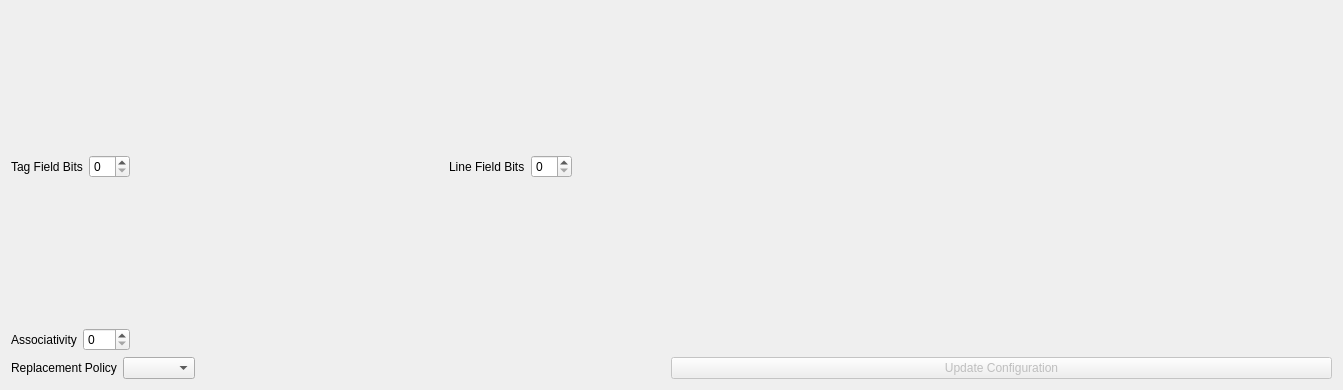
Old version of the form pep9asm/cacheconfig.ui in the repository StanWarford/pep9suite.
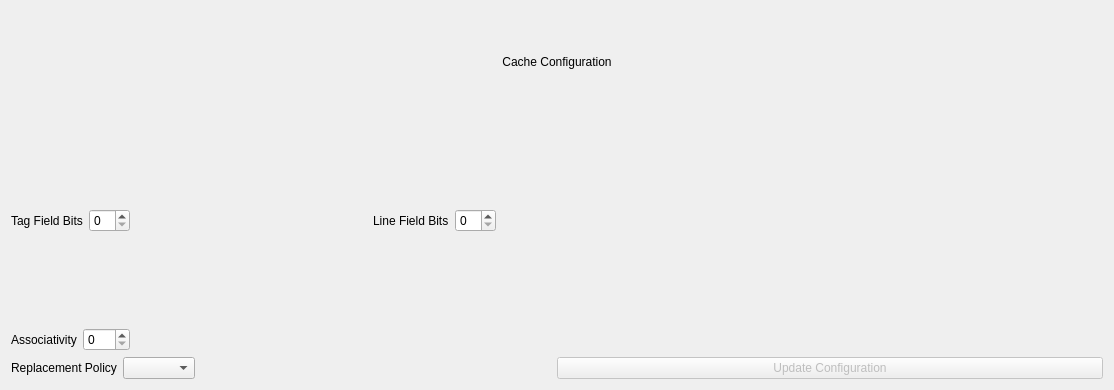
New version of the form.

Commit message:
Move address translator to separate widget.
Move cache address translator to separate widget, as per discussion with Warford.
Move CAT below cache config, for conceptual clarity.

Diff of the .ui file:
```diff
--- a/pep9asm/cacheconfig.ui
+++ b/pep9asm/cacheconfig.ui
@@ -6,7 +6,7 @@
    <rect>
     <x>0</x>
     <y>0</y>
-    <width>1343</width>
+    <width>1114</width>
     <height>390</height>
    </rect>
   </property>
@@ -14,9 +14,9 @@
    <string>Form</string>
   </property>
   <layout class="QGridLayout" name="gridLayout_2">
-   <item row="1" column="1">
+   <item row="2" column="1">
     <layout class="QGridLayout" name="gridLayout">
-     <item row="3" column="3" colspan="3">
+     <item row="4" column="3" colspan="3">
       <widget class="QPushButton" name="updateButton">
        <property name="enabled">
         <bool>false</bool>
@@ -26,7 +26,34 @@
        </property>
       </widget>
      </item>
-     <item row="0" column="0" rowspan="2" colspan="2">
+     <item row="4" column="0" colspan="3">
+      <layout class="QHBoxLayout" name="horizontalLayout_5">
+       <item>
+        <widget class="QLabel" name="label_6">
+         <property name="text">
+          <string>Replacement Policy</string>
+         </property>
+        </widget>
+       </item>
+       <item>
+        <widget class="QComboBox" name="replacementCombo"/>
+       </item>
+       <item>
+        <spacer name="horizontalSpacer_5">
+         <property name="orientation">
+          <enum>Qt::Horizontal</enum>
+         </property>
+         <property name="sizeHint" stdset="0">
+          <size>
+           <width>40</width>
+           <height>20</height>
+          </size>
+         </property>
+        </spacer>
+       </item>
+      </layout>
+     </item>
+     <item row="1" column="0" rowspan="2" colspan="2">
       <layout class="QHBoxLayout" name="horizontalLayout">
        <item>
         <widget class="QLabel" name="label">
@@ -63,44 +90,7 @@
        </item>
       </layout>
      </item>
-     <item row="0" column="2" rowspan="2" colspan="2">
-      <layout class="QHBoxLayout" name="horizontalLayout_2">
-       <item>
-        <widget class="QLabel" name="label_3">
-         <property name="text">
-          <string>Line Field Bits</string>
-         </property>
-        </widget>
-       </item>
-       <item>
-        <widget class="QSpinBox" name="indexBits">
-         <property name="sizePolicy">
-          <sizepolicy hsizetype="Maximum" vsizetype="Fixed">
-           <horstretch>0</horstretch>
-           <verstretch>0</verstretch>
-          </sizepolicy>
-         </property>
-         <property name="maximum">
-          <number>16</number>
-         </property>
-        </widget>
-       </item>
-       <item>
-        <spacer name="horizontalSpacer_2">
-         <property name="orientation">
-          <enum>Qt::Horizontal</enum>
-         </property>
-         <property name="sizeHint" stdset="0">
-          <size>
-           <width>40</width>
-           <height>20</height>
-          </size>
-         </property>
-        </spacer>
-       </item>
-      </layout>
-     </item>
-     <item row="0" column="4" rowspan="2" colspan="2">
+     <item row="1" column="4" rowspan="2" colspan="2">
       <layout class="QHBoxLayout" name="horizontalLayout_3">
        <item>
         <widget class="QLabel" name="byteFieldBits">
@@ -111,7 +101,7 @@
        </item>
       </layout>
      </item>
-     <item row="2" column="0" colspan="3">
+     <item row="3" column="0" colspan="3">
       <layout class="QHBoxLayout" name="horizontalLayout_4">
        <item>
         <widget class="QLabel" name="label_5">
@@ -148,20 +138,30 @@
        </item>
       </layout>
      </item>
-     <item row="3" column="0" colspan="3">
-      <layout class="QHBoxLayout" name="horizontalLayout_5">
+     <item row="1" column="2" rowspan="2" colspan="2">
+      <layout class="QHBoxLayout" name="horizontalLayout_2">
        <item>
-        <widget class="QLabel" name="label_6">
+        <widget class="QLabel" name="label_3">
          <property name="text">
-          <string>Replacement Policy</string>
+          <string>Line Field Bits</string>
          </property>
         </widget>
        </item>
        <item>
-        <widget class="QComboBox" name="replacementCombo"/>
+        <widget class="QSpinBox" name="indexBits">
+         <property name="sizePolicy">
+          <sizepolicy hsizetype="Maximum" vsizetype="Fixed">
+           <horstretch>0</horstretch>
+           <verstretch>0</verstretch>
+          </sizepolicy>
+         </property>
+         <property name="maximum">
+          <number>16</number>
+         </property>
+        </widget>
        </item>
        <item>
-        <spacer name="horizontalSpacer_5">
+        <spacer name="horizontalSpacer_2">
          <property name="orientation">
           <enum>Qt::Horizontal</enum>
          </property>
@@ -175,6 +175,16 @@
        </item>
       </layout>
      </item>
+     <item row="0" column="0" colspan="6">
+      <widget class="QLabel" name="label_2">
+       <property name="text">
+        <string>Cache Configuration</string>
+       </property>
+       <property name="alignment">
+        <set>Qt::AlignCenter</set>
+       </property>
+      </widget>
+     </item>
     </layout>
    </item>
   </layout>
```
The commit also changes 7 other files.
